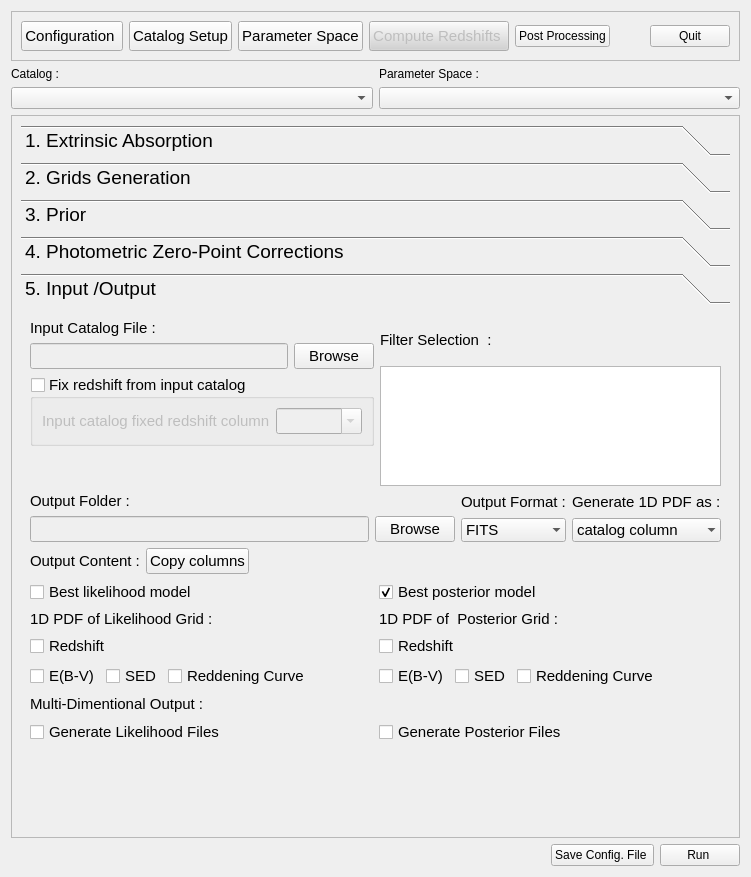
This is PhzQtUI/auxdir/PhzQtUI/FormAnalysis.ui in astrorama/Phosphoros as Qt 5 draws it before an edit. The edited form follows.
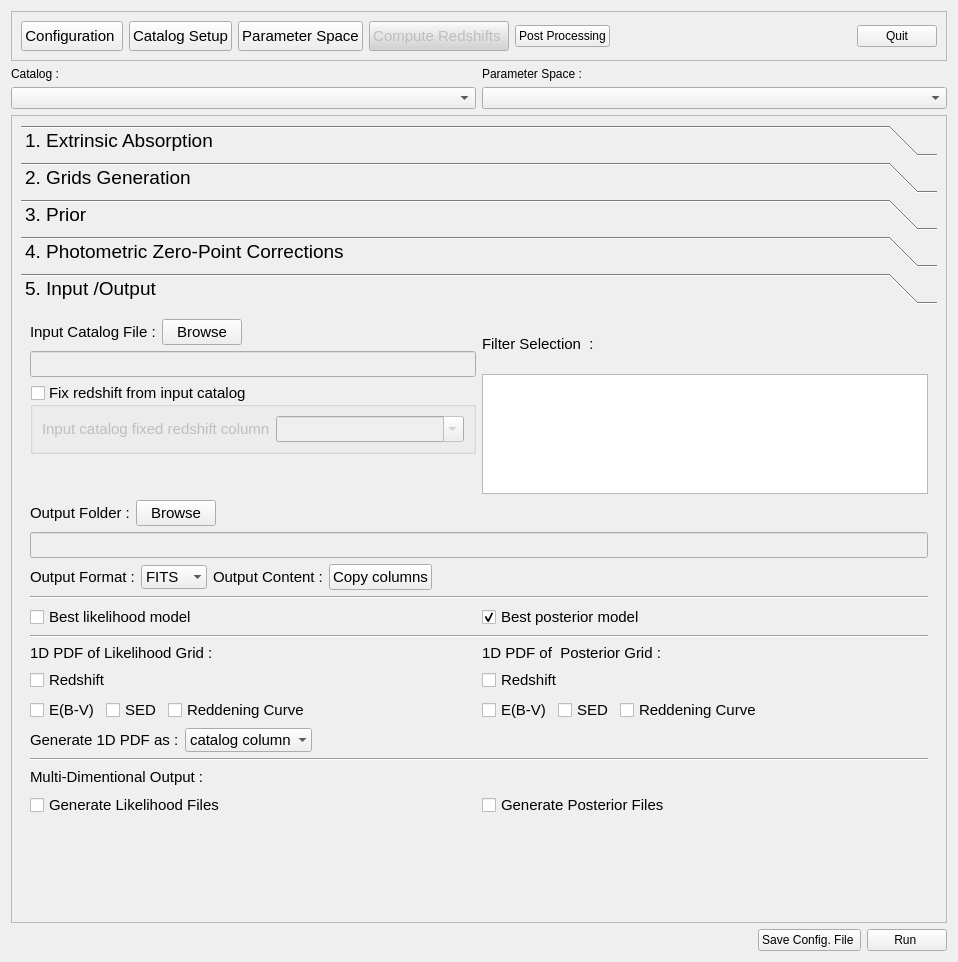
This is the edited form.

Commit message: Changes after presentation of the refactored GUI

```diff
--- a/PhzQtUI/auxdir/PhzQtUI/FormAnalysis.ui
+++ b/PhzQtUI/auxdir/PhzQtUI/FormAnalysis.ui
@@ -6,8 +6,8 @@
    <rect>
     <x>0</x>
     <y>0</y>
-    <width>751</width>
-    <height>877</height>
+    <width>958</width>
+    <height>962</height>
    </rect>
   </property>
   <property name="minimumSize">
@@ -200,8 +200,8 @@
        <rect>
         <x>0</x>
         <y>0</y>
-        <width>731</width>
-        <height>697</height>
+        <width>938</width>
+        <height>782</height>
        </rect>
       </property>
       <layout class="QVBoxLayout" name="verticalLayout_9">
@@ -877,8 +877,8 @@
            <rect>
             <x>0</x>
             <y>0</y>
-            <width>713</width>
-            <height>489</height>
+            <width>920</width>
+            <height>574</height>
            </rect>
           </property>
           <attribute name="label">
@@ -890,6 +890,8 @@
              <item>
               <layout class="QVBoxLayout" name="verticalLayout_4">
                <item>
+                <layout class="QHBoxLayout" name="horizontalLayout_23">
+                 <item>
                 <widget class="QLabel" name="label_26">
                  <property name="font">
                   <font>
@@ -904,20 +906,6 @@
                 </widget>
                </item>
                <item>
-                <layout class="QHBoxLayout" name="horizontalLayout_23">
-                 <item>
-                  <widget class="QLineEdit" name="txt_inputCatalog">
-                   <property name="enabled">
-                    <bool>false</bool>
-                   </property>
-                   <property name="font">
-                    <font>
-                     <pointsize>11</pointsize>
-                    </font>
-                   </property>
-                  </widget>
-                 </item>
-                 <item>
                   <widget class="QPushButton" name="btn_BrowseInput">
                    <property name="font">
                     <font>
@@ -929,8 +917,33 @@
                    </property>
                   </widget>
                  </item>
+                 <item>
+                  <spacer name="horizontalSpacer_10">
+                   <property name="orientation">
+                    <enum>Qt::Horizontal</enum>
+                   </property>
+                   <property name="sizeHint" stdset="0">
+                    <size>
+                     <width>40</width>
+                     <height>20</height>
+                    </size>
+                   </property>
+                  </spacer>
+                 </item>
                 </layout>
                </item>
+               <item>
+                <widget class="QLineEdit" name="txt_inputCatalog">
+                 <property name="enabled">
+                  <bool>false</bool>
+                 </property>
+                 <property name="font">
+                  <font>
+                   <pointsize>11</pointsize>
+                  </font>
+                 </property>
+                </widget>
+               </item>
                <item>
                 <widget class="QGroupBox" name="gb_fix_z">
                  <property name="font">
@@ -1069,8 +1082,6 @@
            <item>
             <layout class="QHBoxLayout" name="horizontalLayout_9">
              <item>
-              <layout class="QVBoxLayout" name="verticalLayout_12">
-               <item>
                 <widget class="QLabel" name="label_2">
                  <property name="font">
                   <font>
@@ -1083,6 +1094,33 @@
                 </widget>
                </item>
                <item>
+              <widget class="QPushButton" name="btn_BrowseOutput">
+               <property name="font">
+                <font>
+                 <pointsize>11</pointsize>
+                </font>
+               </property>
+               <property name="text">
+                <string>Browse</string>
+               </property>
+              </widget>
+             </item>
+             <item>
+              <spacer name="horizontalSpacer_8">
+               <property name="orientation">
+                <enum>Qt::Horizontal</enum>
+               </property>
+               <property name="sizeHint" stdset="0">
+                <size>
+                 <width>40</width>
+                 <height>20</height>
+                </size>
+               </property>
+              </spacer>
+             </item>
+            </layout>
+           </item>
+           <item>
                 <layout class="QHBoxLayout" name="horizontalLayout_28">
                  <item>
                   <widget class="QLineEdit" name="txt_outputFolder">
@@ -1096,24 +1134,10 @@
                    </property>
                   </widget>
                  </item>
-                 <item>
-                  <widget class="QPushButton" name="btn_BrowseOutput">
-                   <property name="font">
-                    <font>
-                     <pointsize>11</pointsize>
-                    </font>
-                   </property>
-                   <property name="text">
-                    <string>Browse</string>
-                   </property>
-                  </widget>
-                 </item>
-                </layout>
-               </item>
-              </layout>
-             </item>
+            </layout>
+           </item>
              <item>
-              <layout class="QVBoxLayout" name="verticalLayout_33">
+            <layout class="QHBoxLayout" name="horizontalLayout_14">
                <item>
                 <widget class="QLabel" name="label_27">
                  <property name="font">
@@ -1154,56 +1178,6 @@
                  </item>
                 </widget>
                </item>
-              </layout>
-             </item>
-             <item>
-              <layout class="QVBoxLayout" name="verticalLayout_3">
-               <item>
-                <widget class="QLabel" name="label_9">
-                 <property name="font">
-                  <font>
-                   <pointsize>11</pointsize>
-                  </font>
-                 </property>
-                 <property name="text">
-                  <string>Generate 1D PDF as :</string>
-                 </property>
-                </widget>
-               </item>
-               <item>
-                <widget class="QComboBox" name="cbb_pdf_out">
-                 <property name="font">
-                  <font>
-                   <pointsize>11</pointsize>
-                  </font>
-                 </property>
-                 <property name="iconSize">
-                  <size>
-                   <width>16</width>
-                   <height>16</height>
-                  </size>
-                 </property>
-                 <property name="frame">
-                  <bool>false</bool>
-                 </property>
-                 <item>
-                  <property name="text">
-                   <string>catalog column</string>
-                  </property>
-                 </item>
-                 <item>
-                  <property name="text">
-                   <string>separate file</string>
-                  </property>
-                 </item>
-                </widget>
-               </item>
-              </layout>
-             </item>
-            </layout>
-           </item>
-           <item>
-            <layout class="QHBoxLayout" name="horizontalLayout_14">
              <item>
               <widget class="QLabel" name="label_5">
                <property name="font">
@@ -1246,6 +1220,13 @@
              </item>
             </layout>
            </item>
+           <item>
+            <widget class="Line" name="line_3">
+             <property name="orientation">
+              <enum>Qt::Horizontal</enum>
+             </property>
+            </widget>
+           </item>
            <item>
             <layout class="QHBoxLayout" name="horizontalLayout">
              <item>
@@ -1291,6 +1272,13 @@
              </item>
             </layout>
            </item>
+           <item>
+            <widget class="Line" name="line">
+             <property name="orientation">
+              <enum>Qt::Horizontal</enum>
+             </property>
+            </widget>
+           </item>
            <item>
             <layout class="QHBoxLayout" name="horizontalLayout_15">
              <item>
@@ -1515,6 +1503,70 @@
              </item>
             </layout>
            </item>
+           <item>
+            <layout class="QHBoxLayout" name="horizontalLayout_24">
+             <item>
+              <widget class="QLabel" name="label_9">
+               <property name="font">
+                <font>
+                 <pointsize>11</pointsize>
+                </font>
+               </property>
+               <property name="text">
+                <string>Generate 1D PDF as :</string>
+               </property>
+              </widget>
+             </item>
+             <item>
+              <widget class="QComboBox" name="cbb_pdf_out">
+               <property name="font">
+                <font>
+                 <pointsize>11</pointsize>
+                </font>
+               </property>
+               <property name="iconSize">
+                <size>
+                 <width>16</width>
+                 <height>16</height>
+                </size>
+               </property>
+               <property name="frame">
+                <bool>false</bool>
+               </property>
+               <item>
+                <property name="text">
+                 <string>catalog column</string>
+                </property>
+               </item>
+               <item>
+                <property name="text">
+                 <string>separate file</string>
+                </property>
+               </item>
+              </widget>
+             </item>
+             <item>
+              <spacer name="horizontalSpacer_6">
+               <property name="orientation">
+                <enum>Qt::Horizontal</enum>
+               </property>
+               <property name="sizeHint" stdset="0">
+                <size>
+                 <width>40</width>
+                 <height>20</height>
+                </size>
+               </property>
+              </spacer>
+             </item>
+            </layout>
+           </item>
+           <item>
+            <widget class="Line" name="line_2">
+             <property name="orientation">
+              <enum>Qt::Horizontal</enum>
+             </property>
+            </widget>
+           </item>
            <item>
             <layout class="QHBoxLayout" name="horizontalLayout_6">
              <item>
```
Left out of the diff: 22 changed lines with no effect on the pictures. Lines whose indentation alone changed are shown as unchanged. The commit also changes 6 other files.
